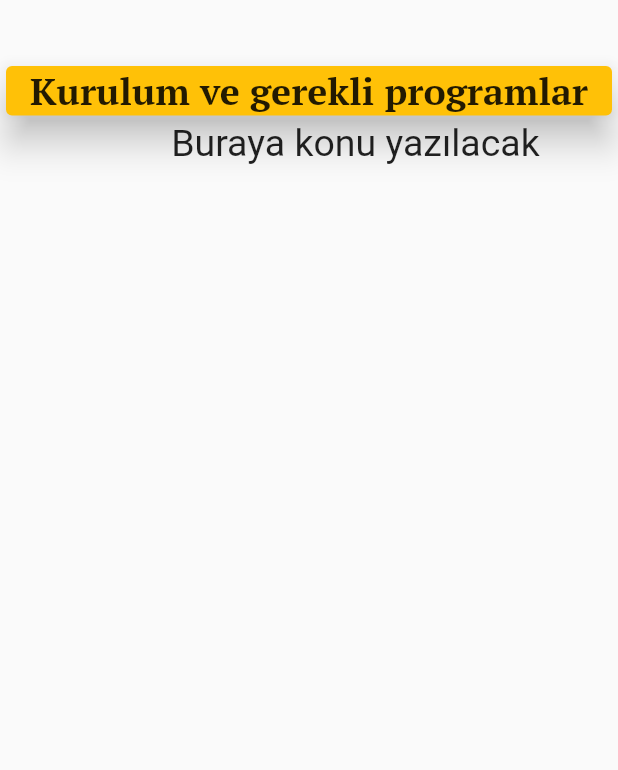
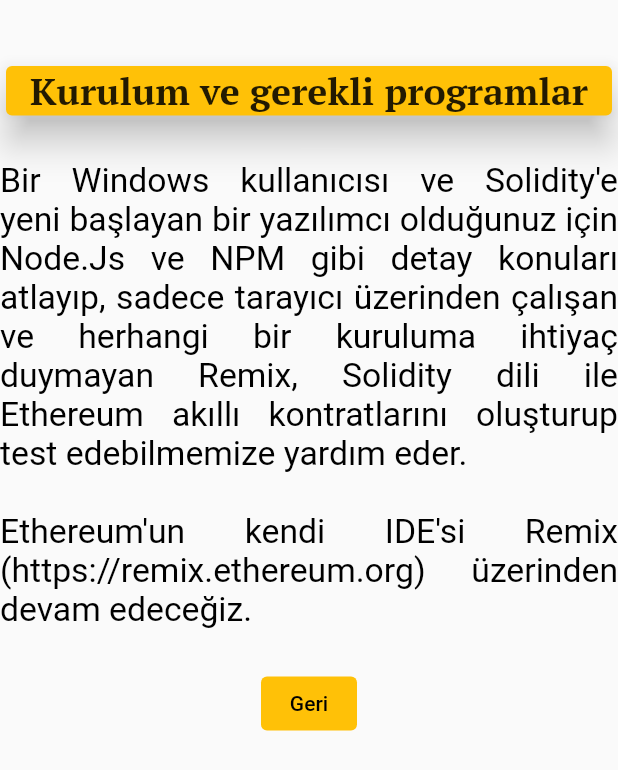
Before and after one commit to asxes/ethTR2, a Flutter app: the screen it shows after launch, after a tap on "Neler gerekli?", on a phone screen of 412 x 824 dp. Shown: the top 770 px of the screen. Run offline on Flutter 3.47's test engine with Material 2 defaults, Android fonts, the phone set to English and light mode, and no system bars.

Commit message:
ilk iki konu tamam

```diff
--- a/lib/main.dart
+++ b/lib/main.dart
@@ -86,7 +86,7 @@ class _MyStatefulWidgetState extends State<MyStatefulWidget> {
           ),
         ],
         currentIndex: _selectedIndex,
-        selectedItemColor: Colors.deepPurple[100],
+        selectedItemColor: Colors.deepPurple[200],
         onTap: _onItemTapped,
       ),
     );
--- a/lib/sayfaYapisi.dart
+++ b/lib/sayfaYapisi.dart
@@ -1,43 +1,43 @@
 import 'package:flutter/material.dart';
-import 'package:flutter/painting.dart';
+//import 'package:flutter/painting.dart';
 
 var basliklar = [
-  "Genel Bakış",//0
-  "Kurulum ve gerekli programlar",//1
-  "Genel sözdizimi (Syntax)",//2
-  "İlk Solidity programım",//3
-  "Solidity'de yorum satırları",//4
-  "Tipler",//5
-  "Değişkenler",//6
-  "Değişken tipleri",//7
-  "Operatörler",//8
-  "Mantıksal İfadeler",//9
-  "Stringler",//10
-  "Diziler",//11
-  "Enum",//12
-  "Struct",//13
-  "Mapping",//14
-  "Dönüşümler",//15
-  "Ether birimleri",//16
-  "Özel değişkenler",//17
-  "Fonksiyonlar",//18
-  "Fonksiyonlar değiştiriciler",//19
-  "View Fonksiyonlar",//20
-  "Pure Fonksiyonlar",//21
-  "Fallback Fonksiyonları",//22
-  "Özel Fonksiyonlar",//23
-  "Fonksiyon aşırı yükleme",//24
-  "Matematiksel Fonksiyonlar",//25
-  "Kriptografik Fonksiyonlar",//26
-  "Withdraw çekme",//27
-  "Erişim sınırlandırma",//28
-  "Kontratlar",//29
-  "Solidity Inheritance",//30
-  "Constructors",//31
-  "Interfaces",//32
-  "Libraries",//33
-  "Events",//34
-  "Error Handling"//35
+  "Genel Bakış", //0
+  "Kurulum ve gerekli programlar", //1
+  "Genel sözdizimi (Syntax)", //2
+  "İlk Solidity programım", //3
+  "Solidity'de yorum satırları", //4
+  "Tipler", //5
+  "Değişkenler", //6
+  "Değişken tipleri", //7
+  "Operatörler", //8
+  "Mantıksal İfadeler", //9
+  "Stringler", //10
+  "Diziler", //11
+  "Enum", //12
+  "Struct", //13
+  "Mapping", //14
+  "Dönüşümler", //15
+  "Ether birimleri", //16
+  "Özel değişkenler", //17
+  "Fonksiyonlar", //18
+  "Fonksiyonlar değiştiriciler", //19
+  "View Fonksiyonlar", //20
+  "Pure Fonksiyonlar", //21
+  "Fallback Fonksiyonları", //22
+  "Özel Fonksiyonlar", //23
+  "Fonksiyon aşırı yükleme", //24
+  "Matematiksel Fonksiyonlar", //25
+  "Kriptografik Fonksiyonlar", //26
+  "Withdraw çekme", //27
+  "Erişim sınırlandırma", //28
+  "Kontratlar", //29
+  "Solidity Inheritance", //30
+  "Constructors", //31
+  "Interfaces", //32
+  "Libraries", //33
+  "Events", //34
+  "Error Handling" //35
 ];
 
 class Bolum0 extends StatelessWidget {
@@ -67,13 +67,42 @@ class Bolum0 extends StatelessWidget {
                 ),
               ),
             ),
-            const Text(
-              """
-          Buraya konu yazılacak
-
-                """,
-              style: TextStyle(
-                fontSize: 25,
+            RichText(
+              text: const TextSpan(
+                text: """Solidity
+
+2015 yılında duyurulmuş olan ve Ethereum zinciri üzerinde akıllı kontrat yazmaya yarayan nesne tabanlı (Obect Oriented) bir programlama dilidir.
+
+EVM (Ethereum Virtual Machine)
+
+EVM , Solidity dilinde yazılmış olan kodların işlendiği yer olarak adlandırılabilir. Bildiğiniz üzere bilgisayarlar sadece 1 ve 0'lardan anlarlar. Yani Solidity'de yazacağımız her kod EVM'ye ulaşmadan önce Bytecode denilen bilgisayarın anlayacağı şekilde 1 ve 0'lara dönüşür. Bunlar EVM'de işlenerek kontratlar çalıştırılır. Yani sistemin beyni gibidir.
+
+Akıllı kontratlar
+
+Akıllı kontratların aracıları ( Banka, servis sağlayıcılar vb.. ) ortadan kaldırarak sadece matematiğe dayalı güvenilir , özgür ve sınırları olmayan bir platform sunması birçok kişinin ilgisini çekmekle beraber, neredeyse sınırsız bir dünyanın kapılarını araladı. Peki nedir bu akıllı kontratlar?
+
+Bir kez yazılıp blok zincire yüklendiğinde , değiştirilemez, hack edilemez (tabi Blockchain ve Solidity diline hakim iseniz ve kontratınızda açık yoksa), durdurulamaz bir sözleşmedir. Peer to Peer (p2p) yani aracıya ihtiyaç duymayan kişilerin kendi aralarında sözleşme yapmalarına imkan tanır. Sözleşmelerin temeli matematiğe dayandığından matematik kadar güvenilirdirler. Tabi ki güvenilir olan her şey aynı zamanda değerlidir de. İşte Blok zincir ve kripto paraların değerli olmasının sebebi de budur.
+
+Basit bir Solidity kodu aşağıda ki şekildedir. \n """,
+                style: TextStyle(
+                  color: Colors.black,
+                  fontSize: 20,
+                ),
+              ),
+            ),
+            Image.asset("asset/images/simpleContract.jpg"),
+            TextButton(
+              style: ButtonStyle(
+                backgroundColor: MaterialStateProperty.all<Color>(Colors.amber),
+              ),
+              onPressed: () {
+                Navigator.pop(context);
+              },
+              child: const Text(
+                'Geri',
+                style: TextStyle(
+                  color: Colors.black,
+                ),
               ),
             ),
           ],
@@ -110,13 +139,33 @@ class Bolum1 extends StatelessWidget {
                 ),
               ),
             ),
-            const Text(
-              """
-          Buraya konu yazılacak
-
-                """,
-              style: TextStyle(
-                fontSize: 25,
+            RichText(
+              textScaleFactor: 0.9,
+              //  overflow: TextOverflow.fade,
+              textAlign: TextAlign.justify,
+              text: const TextSpan(
+                text:
+                    """\n    Bir Windows kullanıcısı ve  Solidity'e yeni başlayan bir yazılımcı olduğunuz için Node.Js ve NPM gibi detay konuları atlayıp, sadece tarayıcı üzerinden çalışan ve herhangi bir kuruluma ihtiyaç duymayan Remix, Solidity dili ile Ethereum akıllı kontratlarını oluşturup test edebilmemize yardım eder. \n
+     Ethereum'un kendi IDE'si Remix (https://remix.ethereum.org) üzerinden devam edeceğiz.
+             """,
+                style: TextStyle(
+                  color: Colors.black,
+                  fontSize: 25,
+                ),
+              ),
+            ),
+            TextButton(
+              style: ButtonStyle(
+                backgroundColor: MaterialStateProperty.all<Color>(Colors.amber),
+              ),
+              onPressed: () {
+                Navigator.pop(context);
+              },
+              child: const Text(
+                'Geri',
+                style: TextStyle(
+                  color: Colors.black,
+                ),
               ),
             ),
           ],
--- a/pubspec.yaml
+++ b/pubspec.yaml
@@ -29,14 +29,14 @@ flutter:
     - family: PTSerif
       fonts:
         - asset: asset/fonts/PTSerif-Bold.ttf
+  assets:
+    - asset/images/simpleContract.jpg
 
 
   uses-material-design: true
 
   # To add asset to your application, add an asset section, like this:
-  # asset:
-  #   - images/a_dot_burr.jpeg
-  #   - images/a_dot_ham.jpeg
+
 
   # An image asset can refer to one or more resolution-specific "variants", see
   # https://flutter.dev/assets-and-images/#resolution-aware.
```
Also changed, not shown: asset/images/simpleContract.jpg (added).
